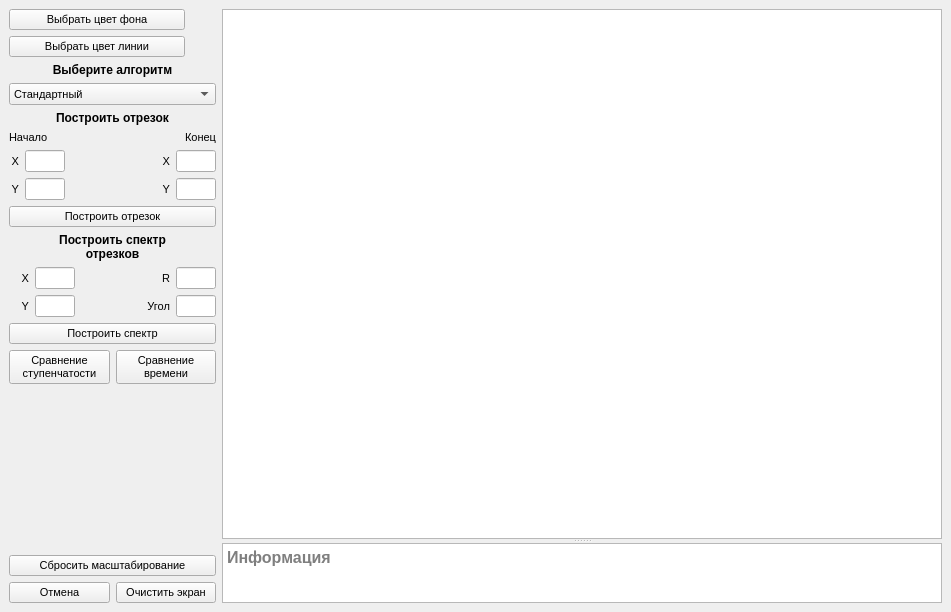
Before: the Qt Designer form lab_03/mainwindow.ui in AskaryanKarine/BMSTU-CG, drawn with Qt 5.
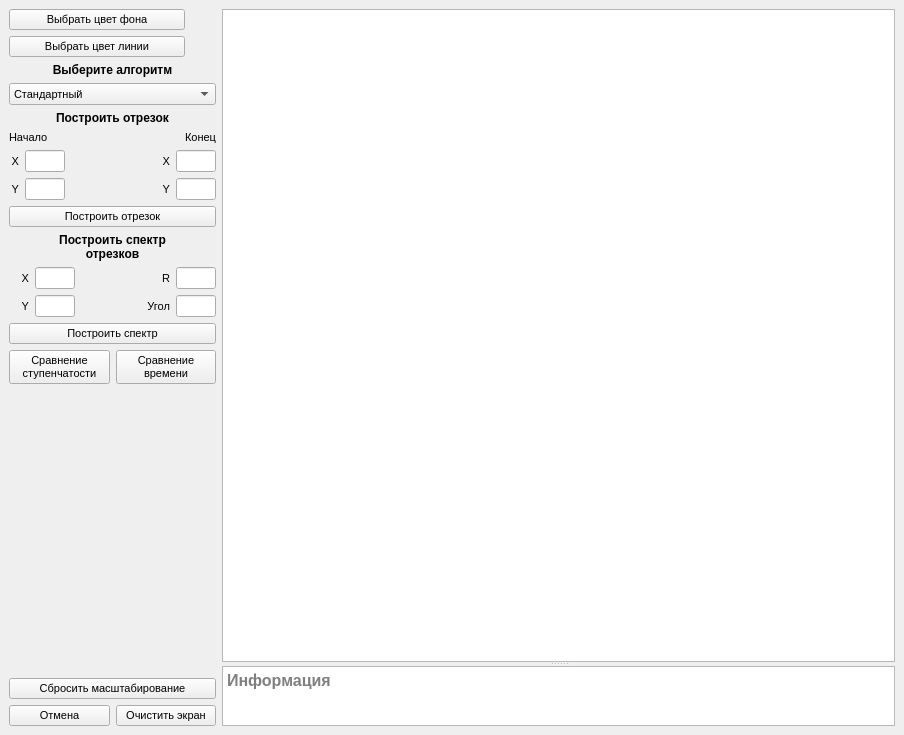
After: the same form once the commit is applied.

The edit to the form file:
```diff
--- a/lab_03/mainwindow.ui
+++ b/lab_03/mainwindow.ui
@@ -6,8 +6,8 @@
    <rect>
     <x>0</x>
     <y>0</y>
-    <width>951</width>
-    <height>612</height>
+    <width>904</width>
+    <height>735</height>
    </rect>
   </property>
   <property name="maximumSize">
@@ -595,10 +595,10 @@
         </size>
        </property>
        <property name="verticalScrollBarPolicy">
-        <enum>Qt::ScrollBarAlwaysOff</enum>
+        <enum>Qt::ScrollBarAsNeeded</enum>
        </property>
        <property name="horizontalScrollBarPolicy">
-        <enum>Qt::ScrollBarAlwaysOff</enum>
+        <enum>Qt::ScrollBarAsNeeded</enum>
        </property>
       </widget>
       <widget class="QTextEdit" name="textEdit">
@@ -611,7 +611,6 @@
        <property name="font">
         <font>
          <pointsize>12</pointsize>
-         <weight>75</weight>
          <bold>true</bold>
         </font>
        </property>
```
Left out of the diff: 13 changed lines with no effect on the pictures.
